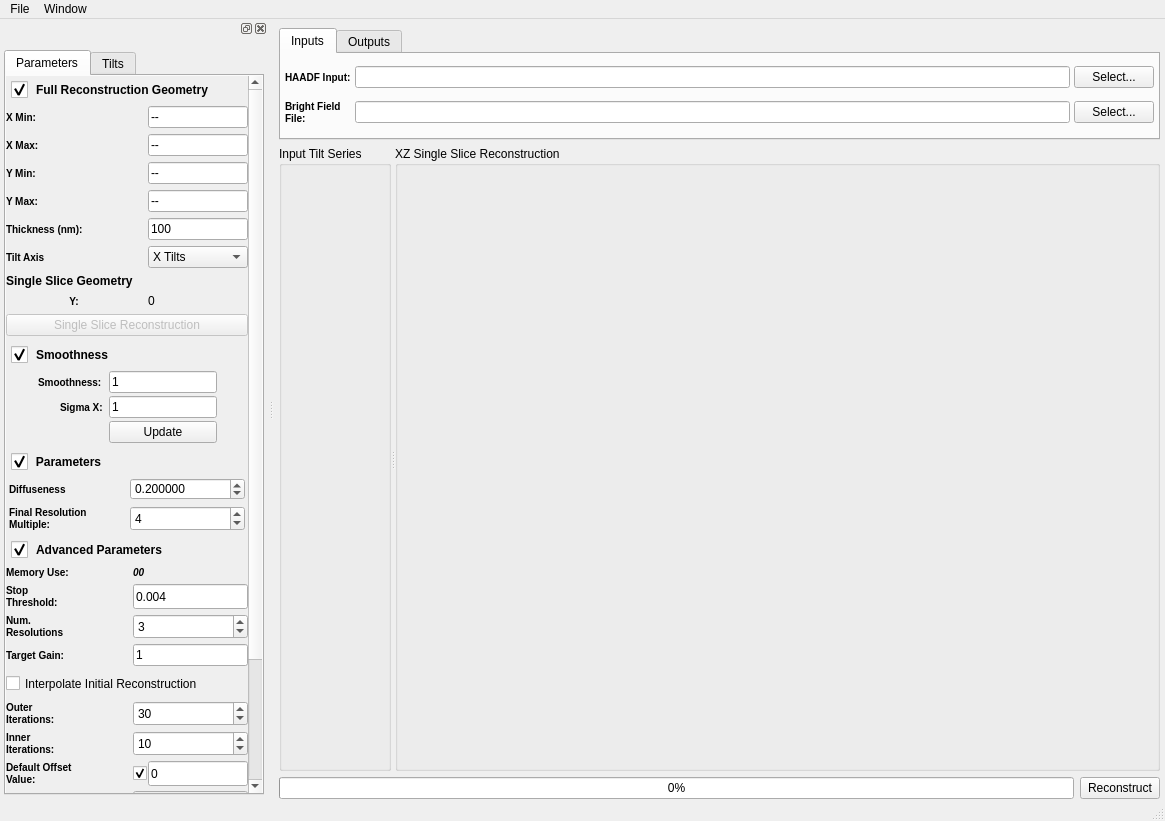
Old version of the form Code/Applications/TomoGui/UI_Files/TomoGui.ui in the repository OpenMBIR/OpenMBIR-TEM.
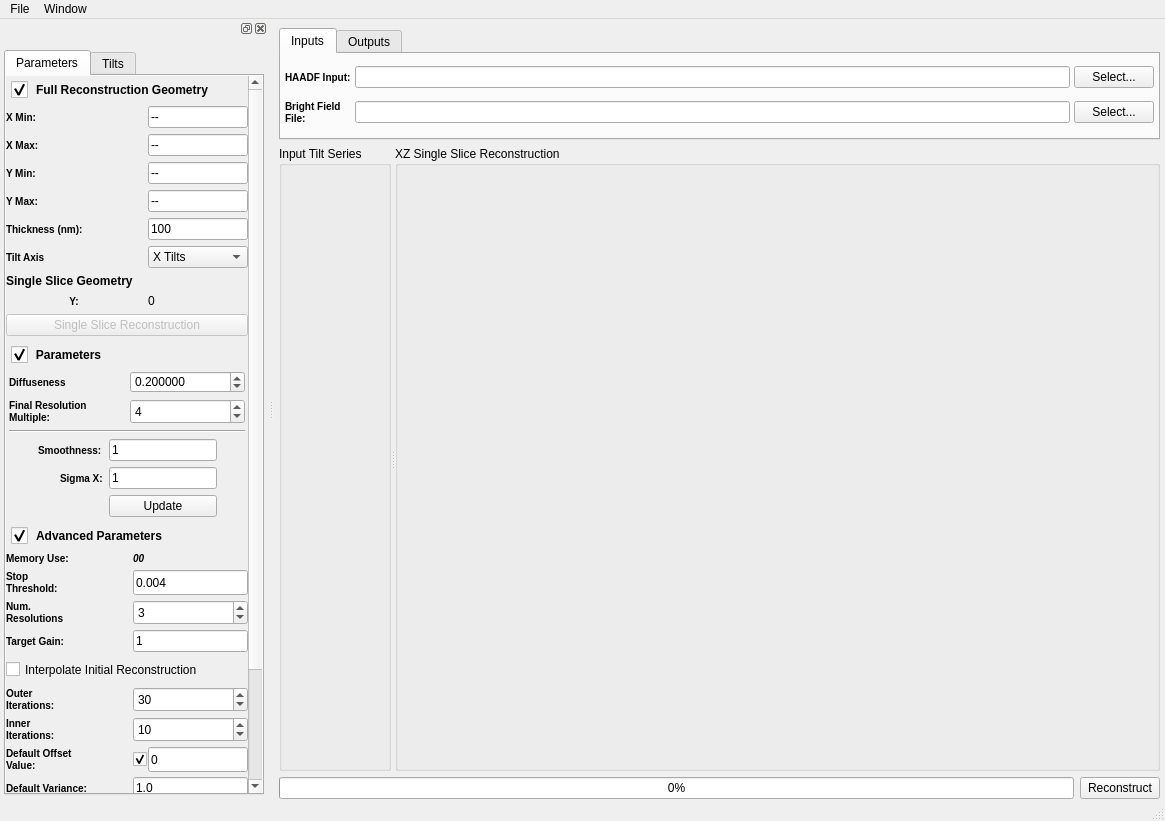
New version of the form. Icons and pictures are not drawn. Custom widgets are drawn as their Qt base class.

Commit message: Fixing lots of Sigma X bugs and adjusting GUI. Starting to implement the various writers only writing out the important part of the reconstruction instead of the extended areas

```diff
--- a/Code/Applications/TomoGui/UI_Files/TomoGui.ui
+++ b/Code/Applications/TomoGui/UI_Files/TomoGui.ui
@@ -535,9 +535,9 @@
             <property name="geometry">
              <rect>
               <x>0</x>
-              <y>0</y>
+              <y>-34</y>
               <width>256</width>
-              <height>856</height>
+              <height>861</height>
              </rect>
             </property>
             <layout class="QVBoxLayout" name="verticalLayout_6">
@@ -862,208 +862,6 @@
                </layout>
               </widget>
              </item>
-             <item>
-              <widget class="QDisclosableGroupBox" name="smoothnessGroupBox">
-               <property name="styleSheet">
-                <string notr="true">QGroupBox
-{
-/*background-color: qlineargradient(x1: 0, y1: 0, x2: 0, y2: 1, stop: 0 #FFFFFF, stop: 1 #DCDCDC); */
-background-image: url(:/DisclosableGroupBoxHeader.png);
-background-position: top ;
-background-repeat: repeat-x;
-padding: 30 0 0 0px;
-font: 85 italic 12pt &quot;Arial&quot;;
-font-weight: bold;
-border: 0px solid gray;
-margin: 0px;
-}
- 
-QGroupBox::title
-{    
-subcontrol-origin: padding;    
-subcontrol-position: top left;    
-padding: 5 5px;    
-background-color: rgba(255, 255, 255, 0);
-}
-QGroupBox::indicator {    
-width: 17px;    
-height: 17px;
-}
-
-QGroupBox::indicator:unchecked {
- image: url(:/bullet_triangle_grey.png);
-}
-QGroupBox::indicator:unchecked:pressed {
- image: url(:/bullet_triangle_grey.png);
-}
-QGroupBox::indicator:checked { 
-image: url(:/bullet_triangle_grey_down.png);
-}
-QGroupBox::indicator:checked:pressed { 
-image: url(:/bullet_triangle_grey_down.png);
-}
-</string>
-               </property>
-               <property name="title">
-                <string>Smoothness</string>
-               </property>
-               <property name="flat">
-                <bool>true</bool>
-               </property>
-               <property name="checkable">
-                <bool>true</bool>
-               </property>
-               <layout class="QGridLayout" name="gridLayout_4">
-                <property name="horizontalSpacing">
-                 <number>6</number>
-                </property>
-                <property name="verticalSpacing">
-                 <number>3</number>
-                </property>
-                <property name="margin">
-                 <number>0</number>
-                </property>
-                <item row="1" column="6" rowspan="2">
-                 <widget class="QLabel" name="label_5">
-                  <property name="maximumSize">
-                   <size>
-                    <width>16777215</width>
-                    <height>16777215</height>
-                   </size>
-                  </property>
-                  <property name="text">
-                   <string/>
-                  </property>
-                  <property name="pixmap">
-                   <pixmap resource="../../../../Resources/icons/images/Icons.qrc">:/Link_Right.png</pixmap>
-                  </property>
-                  <property name="alignment">
-                   <set>Qt::AlignCenter</set>
-                  </property>
-                 </widget>
-                </item>
-                <item row="1" column="2" colspan="2">
-                 <widget class="QLabel" name="label_23">
-                  <property name="styleSheet">
-                   <string notr="true">QLabel {
-font-weight: bold;
-font-size: 10px;
-}</string>
-                  </property>
-                  <property name="text">
-                   <string>Smoothness:</string>
-                  </property>
-                 </widget>
-                </item>
-                <item row="1" column="5">
-                 <widget class="QLineEdit" name="smoothness">
-                  <property name="sizePolicy">
-                   <sizepolicy hsizetype="Maximum" vsizetype="Fixed">
-                    <horstretch>0</horstretch>
-                    <verstretch>0</verstretch>
-                   </sizepolicy>
-                  </property>
-                  <property name="maximumSize">
-                   <size>
-                    <width>125</width>
-                    <height>16777215</height>
-                   </size>
-                  </property>
-                  <property name="text">
-                   <string>1</string>
-                  </property>
-                 </widget>
-                </item>
-                <item row="2" column="3">
-                 <widget class="QLabel" name="label_45">
-                  <property name="styleSheet">
-                   <string notr="true">QLabel {
-font-weight: bold;
-font-size: 10px;
-}</string>
-                  </property>
-                  <property name="text">
-                   <string>Sigma X:</string>
-                  </property>
-                 </widget>
-                </item>
-                <item row="2" column="5">
-                 <widget class="QLineEdit" name="sigma_x">
-                  <property name="sizePolicy">
-                   <sizepolicy hsizetype="Maximum" vsizetype="Fixed">
-                    <horstretch>0</horstretch>
-                    <verstretch>0</verstretch>
-                   </sizepolicy>
-                  </property>
-                  <property name="maximumSize">
-                   <size>
-                    <width>125</width>
-                    <height>16777215</height>
-                   </size>
-                  </property>
-                  <property name="text">
-                   <string>1</string>
-                  </property>
-                 </widget>
-                </item>
-                <item row="1" column="1" rowspan="2">
-                 <widget class="QLabel" name="label_10">
-                  <property name="maximumSize">
-                   <size>
-                    <width>16777215</width>
-                    <height>16777215</height>
-                   </size>
-                  </property>
-                  <property name="text">
-                   <string/>
-                  </property>
-                  <property name="pixmap">
-                   <pixmap resource="../../../../Resources/icons/images/Icons.qrc">:/Link_Left.png</pixmap>
-                  </property>
-                  <property name="alignment">
-                   <set>Qt::AlignCenter</set>
-                  </property>
-                 </widget>
-                </item>
-                <item row="2" column="2">
-                 <widget class="QPushButton" name="resetSigmaXBtn">
-                  <property name="maximumSize">
-                   <size>
-                    <width>16</width>
-                    <height>16</height>
-                   </size>
-                  </property>
-                  <property name="toolTip">
-                   <string>Reset Sigma X value back to last cached value and smoothness to 1.0</string>
-                  </property>
-                  <property name="text">
-                   <string/>
-                  </property>
-                  <property name="icon">
-                   <iconset resource="../../../../Resources/icons/images/Icons.qrc">
-                    <normaloff>:/undo.png</normaloff>:/undo.png</iconset>
-                  </property>
-                  <property name="iconSize">
-                   <size>
-                    <width>28</width>
-                    <height>16</height>
-                   </size>
-                  </property>
-                  <property name="flat">
-                   <bool>true</bool>
-                  </property>
-                 </widget>
-                </item>
-                <item row="3" column="5">
-                 <widget class="QPushButton" name="estimateSigmaX">
-                  <property name="text">
-                   <string>Update</string>
-                  </property>
-                 </widget>
-                </item>
-               </layout>
-              </widget>
-             </item>
              <item>
               <widget class="QDisclosableGroupBox" name="parametersGroupBox">
                <property name="styleSheet">
@@ -1231,6 +1029,158 @@
                   </property>
                  </widget>
                 </item>
+                <item row="9" column="0" colspan="2">
+                 <layout class="QGridLayout" name="gridLayout_8">
+                  <property name="bottomMargin">
+                   <number>0</number>
+                  </property>
+                  <item row="0" column="0" rowspan="2">
+                   <widget class="QLabel" name="label_10">
+                    <property name="maximumSize">
+                     <size>
+                      <width>16777215</width>
+                      <height>16777215</height>
+                     </size>
+                    </property>
+                    <property name="text">
+                     <string/>
+                    </property>
+                    <property name="pixmap">
+                     <pixmap resource="../../../../Resources/icons/images/Icons.qrc">:/Link_Left.png</pixmap>
+                    </property>
+                    <property name="alignment">
+                     <set>Qt::AlignCenter</set>
+                    </property>
+                   </widget>
+                  </item>
+                  <item row="0" column="1" colspan="2">
+                   <widget class="QLabel" name="label_23">
+                    <property name="styleSheet">
+                     <string notr="true">QLabel {
+font-weight: bold;
+font-size: 10px;
+}</string>
+                    </property>
+                    <property name="text">
+                     <string>Smoothness:</string>
+                    </property>
+                   </widget>
+                  </item>
+                  <item row="0" column="3">
+                   <widget class="QLineEdit" name="smoothness">
+                    <property name="sizePolicy">
+                     <sizepolicy hsizetype="Maximum" vsizetype="Fixed">
+                      <horstretch>0</horstretch>
+                      <verstretch>0</verstretch>
+                     </sizepolicy>
+                    </property>
+                    <property name="maximumSize">
+                     <size>
+                      <width>125</width>
+                      <height>16777215</height>
+                     </size>
+                    </property>
+                    <property name="text">
+                     <string>1</string>
+                    </property>
+                   </widget>
+                  </item>
+                  <item row="0" column="4" rowspan="2">
+                   <widget class="QLabel" name="label_5">
+                    <property name="maximumSize">
+                     <size>
+                      <width>16777215</width>
+                      <height>16777215</height>
+                     </size>
+                    </property>
+                    <property name="text">
+                     <string/>
+                    </property>
+                    <property name="pixmap">
+                     <pixmap resource="../../../../Resources/icons/images/Icons.qrc">:/Link_Right.png</pixmap>
+                    </property>
+                    <property name="alignment">
+                     <set>Qt::AlignCenter</set>
+                    </property>
+                   </widget>
+                  </item>
+                  <item row="1" column="1">
+                   <widget class="QPushButton" name="resetSigmaXBtn">
+                    <property name="maximumSize">
+                     <size>
+                      <width>16</width>
+                      <height>16</height>
+                     </size>
+                    </property>
+                    <property name="toolTip">
+                     <string>Reset Sigma X value back to last cached value and smoothness to 1.0</string>
+                    </property>
+                    <property name="text">
+                     <string/>
+                    </property>
+                    <property name="icon">
+                     <iconset resource="../../../../Resources/icons/images/Icons.qrc">
+                      <normaloff>:/undo.png</normaloff>:/undo.png</iconset>
+                    </property>
+                    <property name="iconSize">
+                     <size>
+                      <width>28</width>
+                      <height>16</height>
+                     </size>
+                    </property>
+                    <property name="flat">
+                     <bool>true</bool>
+                    </property>
+                   </widget>
+                  </item>
+                  <item row="1" column="2">
+                   <widget class="QLabel" name="label_45">
+                    <property name="styleSheet">
+                     <string notr="true">QLabel {
+font-weight: bold;
+font-size: 10px;
+}</string>
+                    </property>
+                    <property name="text">
+                     <string>Sigma X:</string>
+                    </property>
+                   </widget>
+                  </item>
+                  <item row="1" column="3">
+                   <widget class="QLineEdit" name="sigma_x">
+                    <property name="sizePolicy">
+                     <sizepolicy hsizetype="Maximum" vsizetype="Fixed">
+                      <horstretch>0</horstretch>
+                      <verstretch>0</verstretch>
+                     </sizepolicy>
+                    </property>
+                    <property name="maximumSize">
+                     <size>
+                      <width>125</width>
+                      <height>16777215</height>
+                     </size>
+                    </property>
+                    <property name="text">
+                     <string>1</string>
+                    </property>
+                   </widget>
+                  </item>
+                  <item row="2" column="3">
+                   <widget class="QPushButton" name="estimateSigmaX">
+                    <property name="text">
+                     <string>Update</string>
+                    </property>
+                   </widget>
+                  </item>
+                 </layout>
+                </item>
+                <item row="8" column="0" colspan="2">
+                 <widget class="Line" name="line">
+                  <property name="orientation">
+                   <enum>Qt::Horizontal</enum>
+                  </property>
+                 </widget>
+                </item>
                </layout>
               </widget>
              </item>
```
The commit also changes 10 other files.
